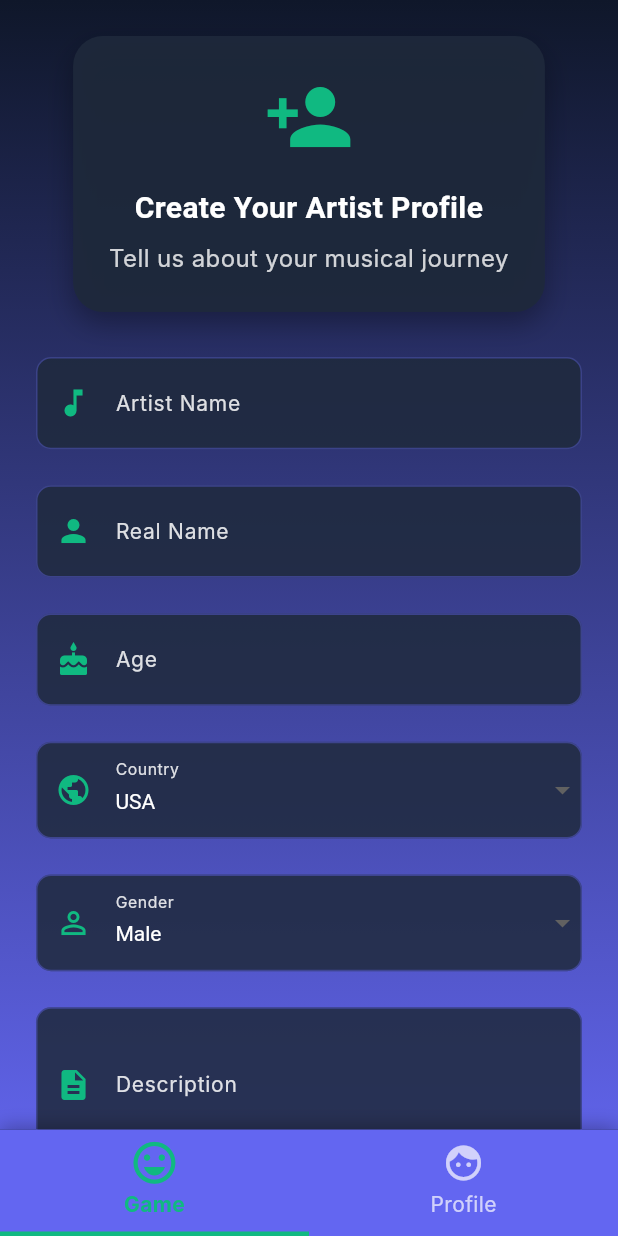
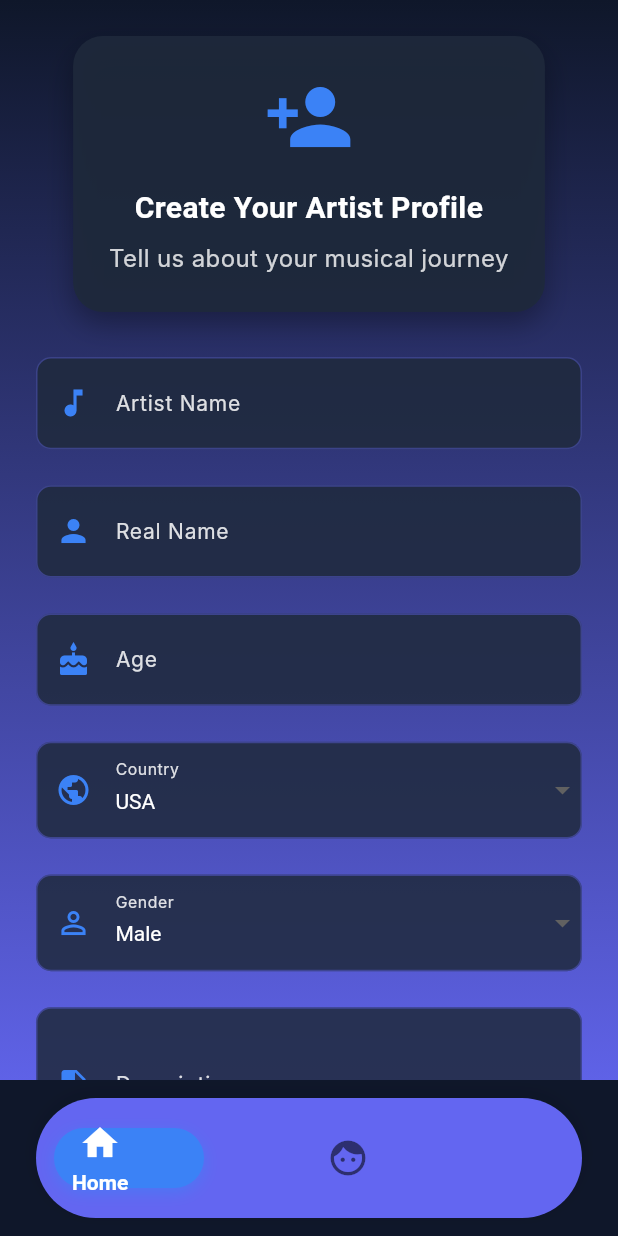
Before and after one commit to furanzu-ro/music_sims, a Flutter app: the MainNavigation screen opened by its route, on a phone screen of 412 x 824 dp. Run offline on Flutter 3.47's test engine with Material 3 defaults, Android fonts, the light colour scheme and no system bars; our stand-ins replace shared_preferences; accounts and stored records are empty; Roboto replaces fonts that are missing (Inter, PressStart2P).

Commit message:
Update bottom navigation bar color scheme and animation for smoother fluidity and closer spacing

```diff
--- a/lib/main_navigation.dart
+++ b/lib/main_navigation.dart
@@ -1,6 +1,4 @@
-// File: lib/main_navigation.dart
 import 'package:flutter/material.dart';
-import 'package:provider/provider.dart';
 import 'screens/game_screen.dart';
 import 'screens/profile_screen.dart';
 import 'utils/constants.dart';
@@ -20,6 +18,16 @@ class _MainNavigationState extends State<MainNavigation> with SingleTickerProvid
   static const List<Widget> _widgetOptions = <Widget>[
     GameScreen(),
     ProfileScreen(),
+  ];
+
+  static const List<IconData> _icons = [
+    Icons.home,
+    Icons.face,
+  ];
+
+  static const List<String> _labels = [
+    'Home',
+    'Profile',
   ];
 
   @override
@@ -46,41 +54,51 @@ class _MainNavigationState extends State<MainNavigation> with SingleTickerProvid
     return Expanded(
       child: GestureDetector(
         onTap: () => _onItemTapped(index),
-        child: AnimatedBuilder(
-          animation: _animation,
-          builder: (context, child) {
-            double scale = isSelected ? 1.2 : 1.0;
-            Color color = isSelected ? accentColor : Colors.white70;
-            return Container(
-              padding: const EdgeInsets.symmetric(vertical: 8),
-              decoration: BoxDecoration(
-                border: Border(
-                  bottom: BorderSide(
-                    color: isSelected ? accentColor : Colors.transparent,
-                    width: 3,
-                  ),
+        child: Stack(
+          alignment: Alignment.centerLeft,
+          children: [
+            AnimatedPositioned(
+              duration: const Duration(milliseconds: 300),
+              curve: Curves.easeInOut,
+              left: isSelected ? 0 : 1000, // Move offscreen when not selected
+              child: Container(
+                width: 100,
+                height: 40,
+                decoration: BoxDecoration(
+                  color: accentColor,
+                  borderRadius: BorderRadius.circular(20),
+                  boxShadow: [
+                    BoxShadow(
+                      color: accentColor.withOpacity(0.6),
+                      blurRadius: 8,
+                      offset: const Offset(0, 3),
+                    ),
+                  ],
                 ),
               ),
+            ),
+            Container(
+              padding: const EdgeInsets.symmetric(vertical: 8, horizontal: 12),
               child: Column(
                 mainAxisSize: MainAxisSize.min,
                 children: [
-                  Transform.scale(
-                    scale: scale,
-                    child: Icon(icon, color: color, size: 28),
-                  ),
-                  const SizedBox(height: 4),
-                  Text(
-                    label,
-                    style: TextStyle(
-                      color: color,
-                      fontWeight: isSelected ? FontWeight.bold : FontWeight.normal,
-                      fontSize: 14,
+                  Icon(icon, color: isSelected ? Colors.white : Colors.black54, size: 28),
+                  if (isSelected) ...[
+                    const SizedBox(height: 4),
+                    AnimatedDefaultTextStyle(
+                      duration: const Duration(milliseconds: 300),
+                      style: const TextStyle(
+                        color: Colors.white,
+                        fontWeight: FontWeight.bold,
+                        fontSize: 14,
+                      ),
+                      child: Text(label),
                     ),
-                  ),
+                  ],
                 ],
               ),
-            );
-          },
+            ),
+          ],
         ),
       ),
     );
@@ -91,20 +109,24 @@ class _MainNavigationState extends State<MainNavigation> with SingleTickerProvid
     return Scaffold(
       body: _widgetOptions.elementAt(_selectedIndex),
       bottomNavigationBar: Container(
+        margin: const EdgeInsets.symmetric(horizontal: 24, vertical: 12),
+        padding: const EdgeInsets.symmetric(horizontal: 12, vertical: 8),
         decoration: BoxDecoration(
           color: primaryColor,
+          borderRadius: BorderRadius.circular(40),
           boxShadow: [
             BoxShadow(
-              color: Colors.black.withOpacity(0.3),
+              color: Colors.black.withOpacity(0.1),
               blurRadius: 10,
-              offset: const Offset(0, -2),
+              offset: const Offset(0, -3),
             ),
           ],
         ),
         child: Row(
+          mainAxisAlignment: MainAxisAlignment.spaceAround,
           children: [
-            _buildNavItem(icon: Icons.sentiment_very_satisfied, label: 'Game', index: 0),
-            _buildNavItem(icon: Icons.face, label: 'Profile', index: 1),
+            _buildNavItem(icon: _icons[0], label: _labels[0], index: 0),
+            _buildNavItem(icon: _icons[1], label: _labels[1], index: 1),
           ],
         ),
       ),
--- a/lib/utils/constants.dart
+++ b/lib/utils/constants.dart
@@ -3,6 +3,6 @@ import 'package:flutter/material.dart';
 const Color primaryColor = Color(0xFF6366F1);
 const Color bgColor = Color(0xFF0F172A);
 const Color cardColor = Color(0xFF1E293B);
-const Color accentColor = Color(0xFF10B981);
+const Color accentColor = Color(0xFF3B82F6); // Changed to softer blue
 const Color dangerColor = Color(0xFFEF4444);
 const Color warningColor = Color(0xFFF59E0B);
```
